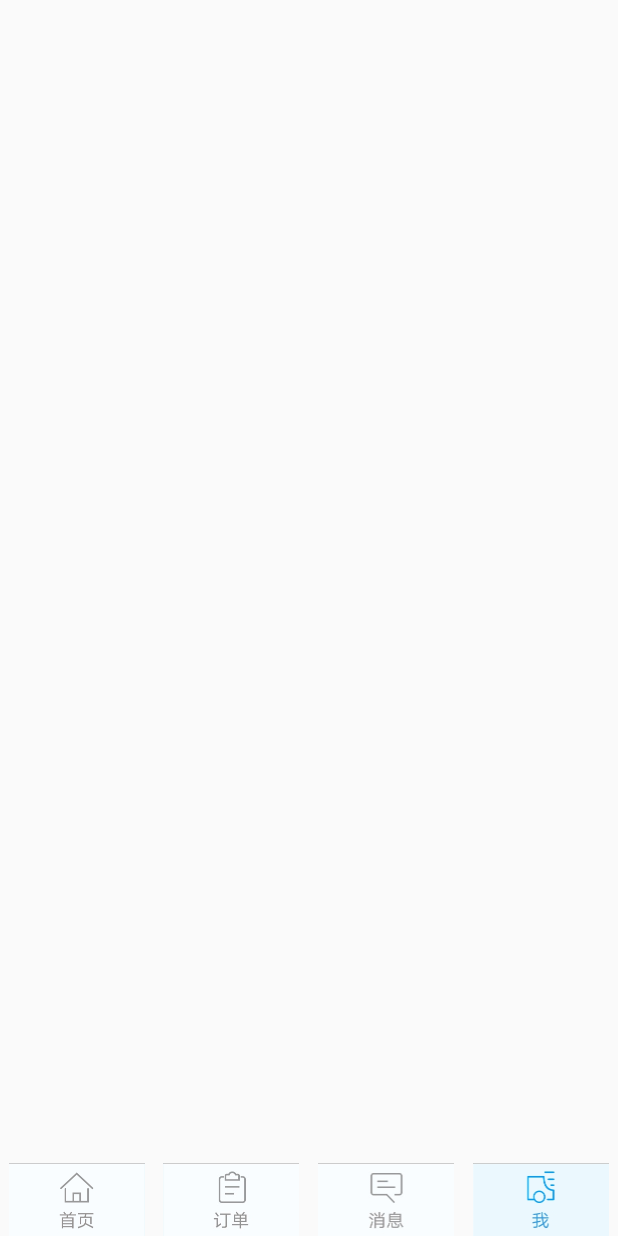
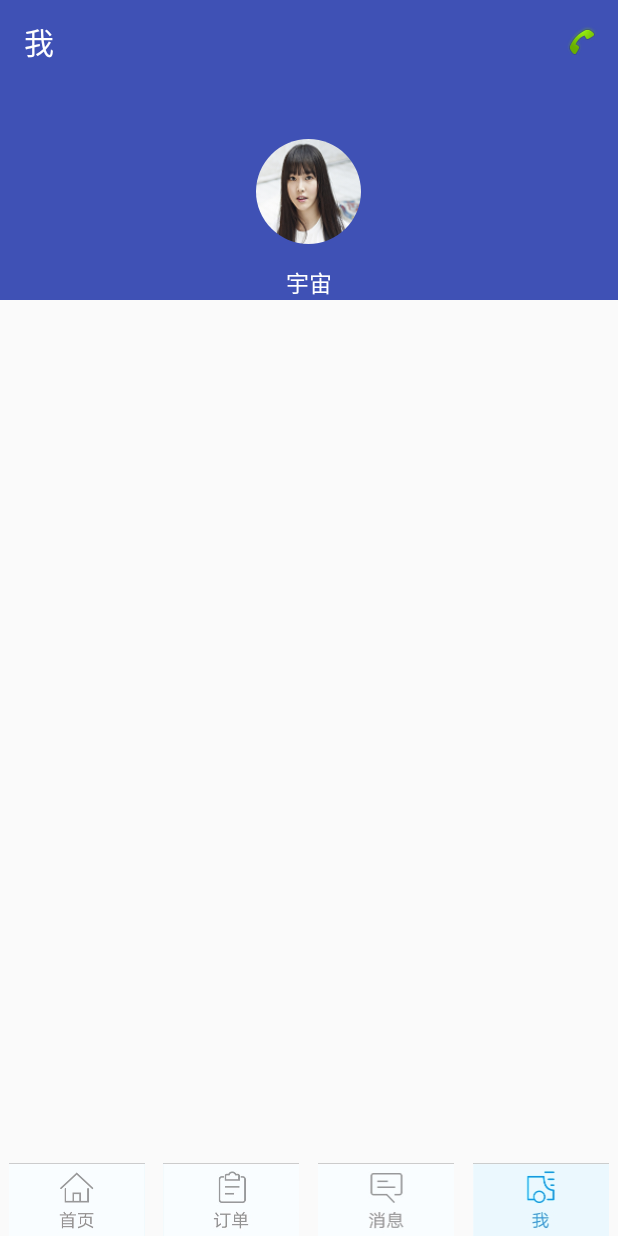
Before and after one commit to XYY1010/JunParking, an Android app: the MeActivity screen opened directly, with no data from a screen before it, on a phone screen of 412 x 824 dp. Run offline under Robolectric (Android 15) with nearby library versions, the phone set to English and light mode, and no system bars; our stand-ins replace CircleImageView.

Commit message:
modify 9

```diff
--- a/app/src/main/java/com/example/xyy/junparking/MeActivity.java
+++ b/app/src/main/java/com/example/xyy/junparking/MeActivity.java
@@ -1,10 +1,17 @@
 package com.example.xyy.junparking;
 
 import android.content.Intent;
+import android.graphics.Color;
+import android.os.Build;
+import android.support.v4.view.GravityCompat;
 import android.support.v7.app.AppCompatActivity;
 import android.os.Bundle;
+import android.support.v7.widget.Toolbar;
+import android.view.Menu;
+import android.view.MenuItem;
 import android.view.View;
 import android.widget.ImageView;
+import android.widget.Toast;
 
 public class MeActivity extends AppCompatActivity {
 
@@ -12,6 +19,7 @@ public class MeActivity extends AppCompatActivity {
     private ImageView imgtabcheck;
     private ImageView imgtabmsg;
     private ImageView imgtabme;
+    private ImageView imgIcon;
 
     @Override
     protected void onCreate(Bundle savedInstanceState) {
@@ -22,6 +30,19 @@ public class MeActivity extends AppCompatActivity {
         imgtabcheck = (ImageView) findViewById(R.id.imgtabcheck4);
         imgtabmsg = (ImageView) findViewById(R.id.imgtabmsg4);
         imgtabme = (ImageView) findViewById(R.id.imgtabme4);
+        imgIcon = (ImageView) findViewById(R.id.icon_image);
+
+
+        if (Build.VERSION.SDK_INT >= 21){
+            View decorView = getWindow().getDecorView();
+            decorView.setSystemUiVisibility(
+                    View.SYSTEM_UI_FLAG_LAYOUT_FULLSCREEN | View.SYSTEM_UI_FLAG_LAYOUT_STABLE
+            );
+            getWindow().setStatusBarColor(Color.TRANSPARENT);
+        }
+
+        Toolbar toolbar = (Toolbar) findViewById(R.id.toolbar);
+        setSupportActionBar(toolbar);
 
         imgtabhome.setOnClickListener(new View.OnClickListener() {
             @Override
@@ -49,5 +70,28 @@ public class MeActivity extends AppCompatActivity {
                 overridePendingTransition(0, 0);
             }
         });
+
+        imgIcon.setOnClickListener(new View.OnClickListener() {
+            @Override
+            public void onClick(View v) {
+                Intent intent = new Intent(MeActivity.this, MeInfoActivity.class);
+                startActivity(intent);
+            }
+        });
+    }
+
+    public boolean onCreateOptionsMenu(Menu menu){
+        getMenuInflater().inflate(R.menu.toolbar, menu);
+        return true;
+    }
+    @Override
+    public boolean onOptionsItemSelected(MenuItem item){
+        switch (item.getItemId()){
+            case R.id.phone:
+                Toast.makeText(this, "You made a call", Toast.LENGTH_SHORT).show();
+                break;
+            default:
+        }
+        return true;
     }
 }
--- a/app/src/main/res/layout/me_layout.xml
+++ b/app/src/main/res/layout/me_layout.xml
@@ -1,10 +1,48 @@
 <?xml version="1.0" encoding="utf-8"?>
 <RelativeLayout xmlns:android="http://schemas.android.com/apk/res/android"
-    xmlns:tools="http://schemas.android.com/tools"
+    xmlns:app="http://schemas.android.com/apk/res-auto"
     android:id="@+id/me_layout"
     android:layout_width="match_parent"
-    android:layout_height="match_parent"
-    tools:context="com.example.xyy.junparking.MeActivity">
+    android:layout_height="match_parent">
+
+    <RelativeLayout
+        android:layout_width="match_parent"
+        android:layout_height="200sp"
+        android:background="?attr/colorPrimary"
+        android:fitsSystemWindows="true">
+        <android.support.v7.widget.Toolbar
+            android:id="@+id/toolbar"
+            android:layout_width="match_parent"
+            android:layout_height="?attr/actionBarSize"
+            android:background="?attr/colorPrimary"
+            android:theme="@style/ThemeOverlay.AppCompat.Dark.ActionBar"
+            app:popupTheme="@style/ThemeOverlay.AppCompat.Light"
+            />
+
+        <RelativeLayout
+            android:layout_width="match_parent"
+            android:layout_height="wrap_content"
+            android:layout_below="@+id/toolbar">
+            <de.hdodenhof.circleimageview.CircleImageView
+            android:id = "@+id/icon_image"
+            android:layout_width = "70dp"
+            android:layout_height = "70dp"
+            android:src="@mipmap/yuju"
+            android:layout_centerInParent="true"
+            />
+
+            <TextView
+                android:id="@+id/username"
+                android:layout_width="wrap_content"
+                android:layout_height="wrap_content"
+                android:layout_alignParentBottom="true"
+                android:text="宇宙"
+                android:layout_centerHorizontal="true"
+                android:textColor="#FFF"
+                android:textSize="15sp"
+                />
+        </RelativeLayout>
+    </RelativeLayout>
     <LinearLayout
         android:layout_width="match_parent"
         android:layout_height="wrap_content"
--- a/app/src/main/res/layout/msg_layout.xml
+++ b/app/src/main/res/layout/msg_layout.xml
@@ -1,10 +1,8 @@
 <?xml version="1.0" encoding="utf-8"?>
 <RelativeLayout xmlns:android="http://schemas.android.com/apk/res/android"
-    xmlns:tools="http://schemas.android.com/tools"
     android:id="@+id/msg_layout"
     android:layout_width="match_parent"
-    android:layout_height="match_parent"
-    tools:context="com.example.xyy.junparking.MsgActivity">
+    android:layout_height="match_parent">
 
     <LinearLayout
         android:layout_width="match_parent"
```
Also changed, not shown: app/src/main/AndroidManifest.xml (+26 -3 lines), app/src/main/java/com/example/xyy/junparking/MeInfoActivity.java (added, +109 -0 lines), app/src/main/java/com/example/xyy/junparking/MsgActivity.java (+14 -0 lines), app/src/main/java/com/example/xyy/publicclass/FastBlur.java (added, +216 -0 lines), app/src/main/res/layout/me_info_layout.xml (added, +53 -0 lines), app/src/main/res/mipmap-xxhdpi/more.png (added).
